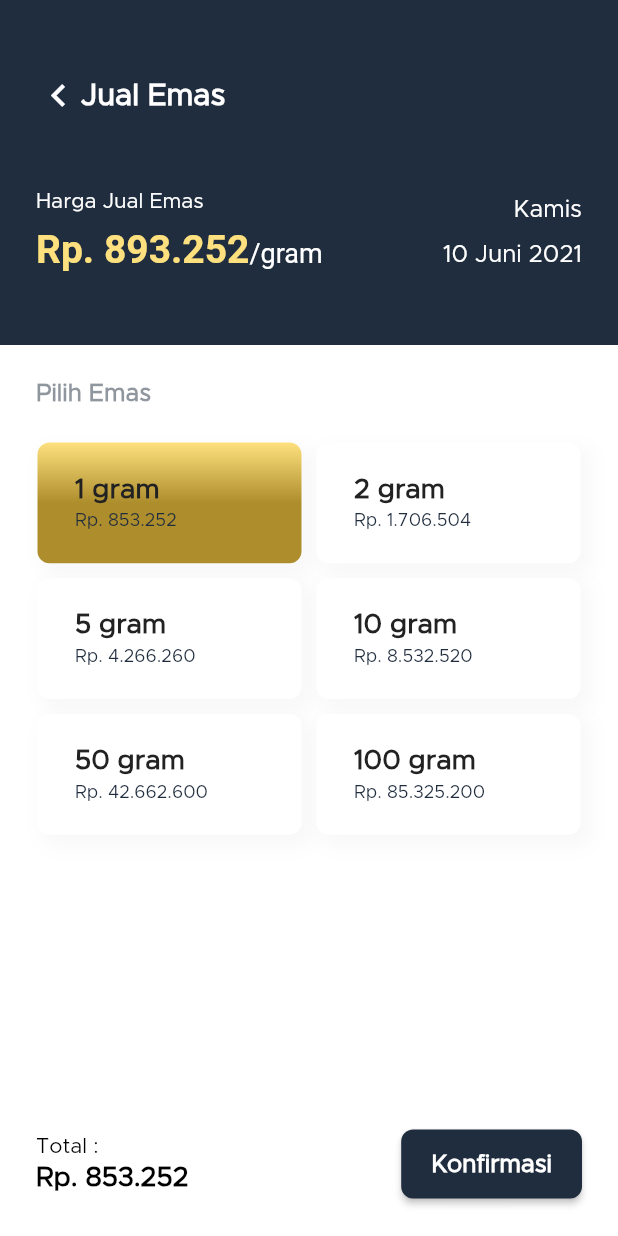
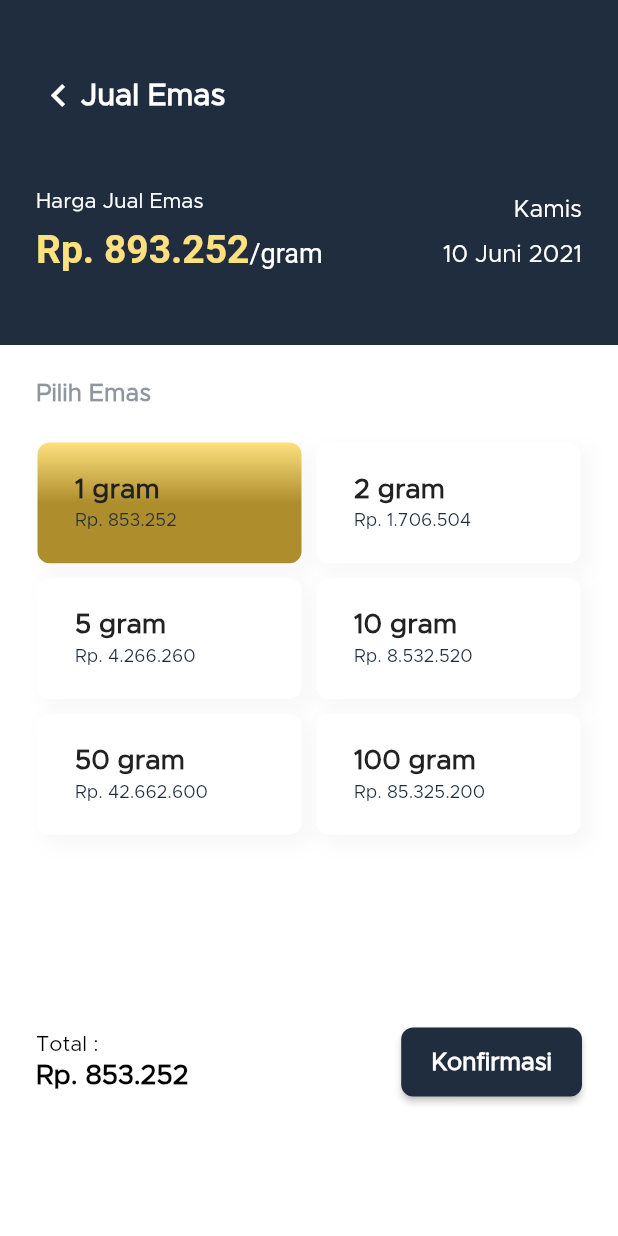
Before and after one commit to arifsaqa/cc-gold, a Flutter app: the screen it shows after launch, tab 2 chosen, on a phone screen of 412 x 824 dp. Run offline on Flutter 3.47's test engine with Material 2 defaults, Android fonts, the phone set to English and light mode, and no system bars.

Commit message:
fix disapper element on lower screen

```diff
--- a/lib/screens/BuyGold/components/Body.dart
+++ b/lib/screens/BuyGold/components/Body.dart
@@ -18,7 +18,7 @@ class _PromoBuildState extends State<Body> {
   Widget build(BuildContext context) {
     Size size = MediaQuery.of(context).size;
     return Container(
-      height: size.height - 230,
+      // height: size.height - 230,
       child: Column(
         mainAxisAlignment: MainAxisAlignment.spaceBetween,
         children: [
--- a/lib/screens/sellGold/components/Body.dart
+++ b/lib/screens/sellGold/components/Body.dart
@@ -18,7 +18,7 @@ class _PromoBuildState extends State<Body> {
   Widget build(BuildContext context) {
     Size size = MediaQuery.of(context).size;
     return Container(
-      height: size.height - 230,
+      // height: size.height - 230,
       child: Column(
         mainAxisAlignment: MainAxisAlignment.spaceBetween,
         children: [
```
